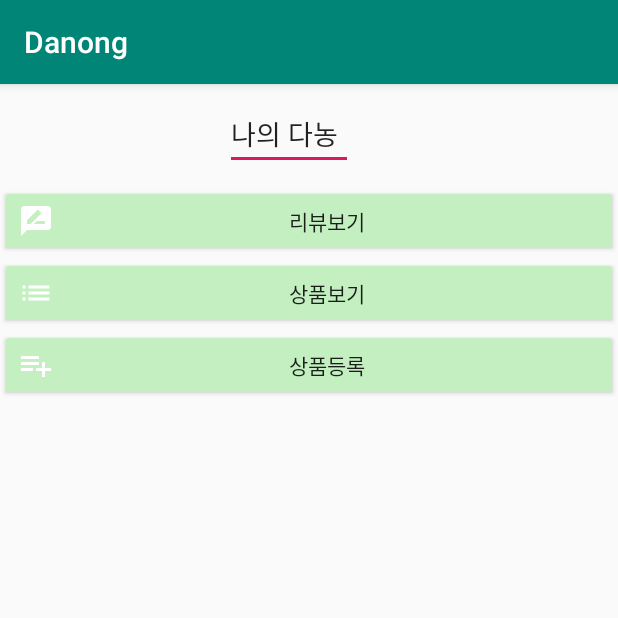
After one commit to CSID-DGU/2019-2-CCD-Dongguk-4, an Android app: the fragment MypageFragment shown on its own in the app's theme, on a phone screen of 412 x 824 dp, the top half of it. The commit adds this screen. Run offline under Robolectric (Android 15) with nearby library versions, the phone set to English and light mode, and no system bars.

Commit message:
사진 선택 오류, 마이페이지 레이아웃

```diff
--- a/app/src/main/java/com/example/net_danong/GalleryActivity.java
+++ b/app/src/main/java/com/example/net_danong/GalleryActivity.java
@@ -29,7 +29,7 @@ public class GalleryActivity extends AppCompatActivity {
 
         mAdapter = new GalleryAdapter(this, getImagesPath(this));
         recyclerView.setAdapter(mAdapter);
-    }
+}
 
     public static ArrayList<String> getImagesPath(Activity activity) {
         Uri uri;
--- a/app/src/main/java/com/example/net_danong/GalleryAdapter.java
+++ b/app/src/main/java/com/example/net_danong/GalleryAdapter.java
@@ -37,7 +37,7 @@ public class GalleryAdapter extends RecyclerView.Adapter<GalleryAdapter.GalleryV
         this.activity=activity;
     }
 
-    @NonNull
+//    /*@NonNull*/초기 Null checking 에러>초기 default 그림넣기
     @Override
     public GalleryAdapter.GalleryViewHolder onCreateViewHolder(@NonNull ViewGroup parent, int viewType) {
         CardView cardView = (CardView) LayoutInflater.from(parent.getContext()).inflate(R.layout.item_gallery, parent, false);//갤러리 자동으로 보이게
--- /dev/null
+++ b/app/src/main/java/com/example/net_danong/MypageFragment.java
@@ -0,0 +1,59 @@
+package com.example.net_danong;
+
+import android.content.Intent;
+import android.os.Bundle;
+import android.view.LayoutInflater;
+import android.view.View;
+import android.view.ViewGroup;
+import android.widget.Button;
+
+import androidx.fragment.app.Fragment;
+
+public class MypageFragment extends Fragment {
+
+
+    @Override
+    public void onCreate(Bundle savedInstanceState) {
+        super.onCreate(savedInstanceState);
+
+    }
+
+    @Override
+    public View onCreateView(LayoutInflater inflater, ViewGroup container, Bundle savedInstanceState) {
+        View view = inflater.inflate(R.layout.activity_mypage,
+                container,
+                false);
+
+        Button post = (Button) view.findViewById(R.id.button4);
+        post.setOnClickListener(new View.OnClickListener() {
+            @Override
+            public void onClick(View v) {
+                Intent intent = new Intent(getActivity(), WritePostActivity.class);
+                startActivity(intent);
+
+            }
+        });
+
+/*        Button reviewlist = (Button) view.findViewById(R.id.button2);
+        post.setOnClickListener(new View.OnClickListener() {
+            @Override
+            public void onClick(View v) {
+                Intent intent = new Intent(getActivity(), 내리뷰보기Activity.class);
+                startActivity(intent);
+
+            }
+        });
+
+        Button productlist = (Button) view.findViewById(R.id.button3);
+        post.setOnClickListener(new View.OnClickListener() {
+            @Override
+            public void onClick(View v) {
+                Intent intent = new Intent(getActivity(), 내상품보기Activity.class);
+                startActivity(intent);
+
+            }
+        });*/
+
+        return view;
+    }
+}
--- /dev/null
+++ b/app/src/main/res/drawable/ic_list_black_24dp.xml
@@ -0,0 +1,5 @@
+<vector android:height="24dp" android:tint="#FFFFFF"
+    android:viewportHeight="24.0" android:viewportWidth="24.0"
+    android:width="24dp" xmlns:android="http://schemas.android.com/apk/res/android">
+    <path android:fillColor="#FF000000" android:pathData="M3,13h2v-2L3,11v2zM3,17h2v-2L3,15v2zM3,9h2L5,7L3,7v2zM7,13h14v-2L7,11v2zM7,17h14v-2L7,15v2zM7,7v2h14L21,7L7,7z"/>
+</vector>
--- /dev/null
+++ b/app/src/main/res/drawable/ic_playlist_add_black_24dp.xml
@@ -0,0 +1,5 @@
+<vector android:height="24dp" android:tint="#FFFFFF"
+    android:viewportHeight="24.0" android:viewportWidth="24.0"
+    android:width="24dp" xmlns:android="http://schemas.android.com/apk/res/android">
+    <path android:fillColor="#FF000000" android:pathData="M14,10L2,10v2h12v-2zM14,6L2,6v2h12L14,6zM18,14v-4h-2v4h-4v2h4v4h2v-4h4v-2h-4zM2,16h8v-2L2,14v2z"/>
+</vector>
--- /dev/null
+++ b/app/src/main/res/drawable/ic_rate_review_black_24dp.xml
@@ -0,0 +1,5 @@
+<vector android:height="24dp" android:tint="#FFFFFF"
+    android:viewportHeight="24.0" android:viewportWidth="24.0"
+    android:width="24dp" xmlns:android="http://schemas.android.com/apk/res/android">
+    <path android:fillColor="#FF000000" android:pathData="M20,2L4,2c-1.1,0 -1.99,0.9 -1.99,2L2,22l4,-4h14c1.1,0 2,-0.9 2,-2L22,4c0,-1.1 -0.9,-2 -2,-2zM6,14v-2.47l6.88,-6.88c0.2,-0.2 0.51,-0.2 0.71,0l1.77,1.77c0.2,0.2 0.2,0.51 0,0.71L8.47,14L6,14zM18,14h-7.5l2,-2L18,12v2z"/>
+</vector>
--- /dev/null
+++ b/app/src/main/res/layout/activity_mypage.xml
@@ -0,0 +1,62 @@
+<?xml version="1.0" encoding="utf-8"?>
+<LinearLayout xmlns:android="http://schemas.android.com/apk/res/android"
+    xmlns:app="http://schemas.android.com/apk/res-auto"
+    xmlns:tools="http://schemas.android.com/tools"
+    android:orientation="vertical" android:layout_width="match_parent"
+    android:layout_height="match_parent">
+
+    <RelativeLayout
+        android:layout_width="wrap_content"
+        android:layout_height="wrap_content">
+    <ImageView
+        android:id="@+id/imageView2"
+        android:layout_width="wrap_content"
+        android:layout_height="wrap_content"
+        android:layout_marginLeft="10dp"
+        android:layout_marginTop="10dp"
+        tools:srcCompat="@tools:sample/avatars[0]" />
+
+        <EditText
+            android:id="@+id/editText2"
+            android:layout_width="wrap_content"
+            android:layout_height="wrap_content"
+            android:layout_marginStart="150dp"
+            android:layout_marginTop="10dp"
+            android:layout_marginEnd="20dp"
+            android:ems="4"
+            android:inputType="textPersonName"
+            android:text="나의 다농" />
+
+    </RelativeLayout>
+
+
+    <Button
+        android:id="@+id/button2"
+        android:layout_width="match_parent"
+        android:layout_height="wrap_content"
+        android:layout_marginTop="10dp"
+        android:backgroundTint="#C4F0C1"
+        android:drawableStart="@drawable/ic_rate_review_black_24dp"
+        android:drawableLeft="@drawable/ic_rate_review_black_24dp"
+        android:text="리뷰보기" />
+
+    <Button
+        android:id="@+id/button3"
+        android:layout_width="match_parent"
+        android:layout_height="wrap_content"
+        android:backgroundTint="#C4F0C1"
+        android:drawableStart="@drawable/ic_list_black_24dp"
+        android:drawableLeft="@drawable/ic_list_black_24dp"
+        android:text="상품보기" />
+
+    <Button
+        android:id="@+id/button4"
+        android:layout_width="match_parent"
+        android:layout_height="wrap_content"
+        android:backgroundTint="#C4F0C1"
+        android:drawableStart="@drawable/ic_playlist_add_black_24dp"
+        android:drawableLeft="@drawable/ic_playlist_add_black_24dp"
+        android:text="상품등록" />
+
+
+</LinearLayout>
```
Also changed, not shown: app/src/main/res/layout/item_gallery.xml (indentation only).
